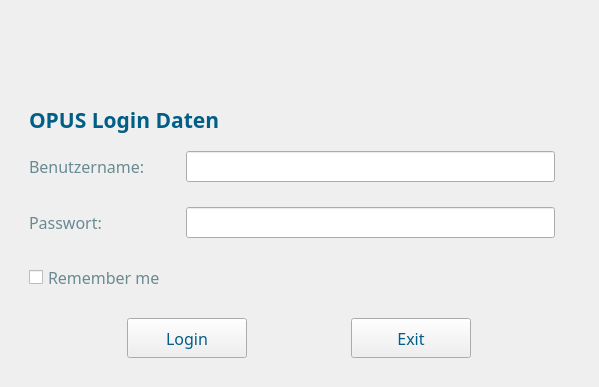
Above: UI_Files/login2.ui from fabianjaeger1/Phydent-App before the change. Below: the same form after it.
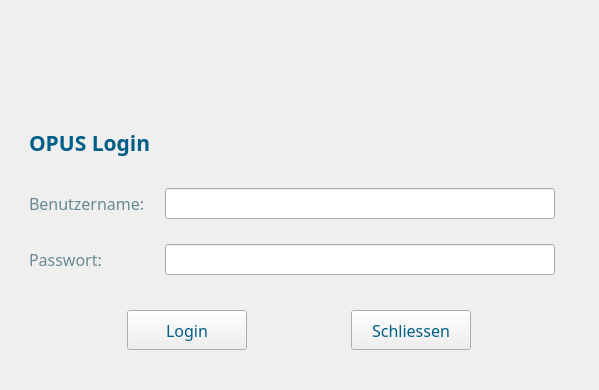
That is the form after the change. Icons and pictures are not drawn.

Commit message: Cleaned up UI, added safety to exit

Diff of the .ui file:
```diff
--- a/UI_Files/login2.ui
+++ b/UI_Files/login2.ui
@@ -7,7 +7,7 @@
     <x>0</x>
     <y>0</y>
     <width>599</width>
-    <height>387</height>
+    <height>390</height>
    </rect>
   </property>
   <property name="windowTitle">
@@ -96,7 +96,7 @@
          <string notr="true">color: rgb(0, 94, 135);</string>
         </property>
         <property name="text">
-         <string>Exit</string>
+         <string>Schliessen</string>
         </property>
        </widget>
       </item>
@@ -166,7 +166,7 @@
        </font>
       </property>
       <property name="text">
-       <string>&lt;html&gt;&lt;head/&gt;&lt;body&gt;&lt;p&gt;&lt;span style=&quot; color:#005e87;&quot;&gt;OPUS Login Daten&lt;/span&gt;&lt;/p&gt;&lt;/body&gt;&lt;/html&gt;</string>
+       <string>&lt;html&gt;&lt;head/&gt;&lt;body&gt;&lt;p&gt;&lt;span style=&quot; color:#005e87;&quot;&gt;OPUS Login&lt;/span&gt;&lt;/p&gt;&lt;/body&gt;&lt;/html&gt;</string>
       </property>
      </widget>
     </item>
@@ -245,22 +245,6 @@
         </property>
        </widget>
       </item>
-      <item row="2" column="0">
-       <widget class="QCheckBox" name="remember_me">
-        <property name="font">
-         <font>
-          <family>Source Sans Pro</family>
-          <pointsize>12</pointsize>
-         </font>
-        </property>
-        <property name="styleSheet">
-         <string notr="true">color: rgb(105, 138, 147);</string>
-        </property>
-        <property name="text">
-         <string>Remember me</string>
-        </property>
-       </widget>
-      </item>
      </layout>
     </item>
     <item row="0" column="1">
```
The commit also changes 10 other files.
